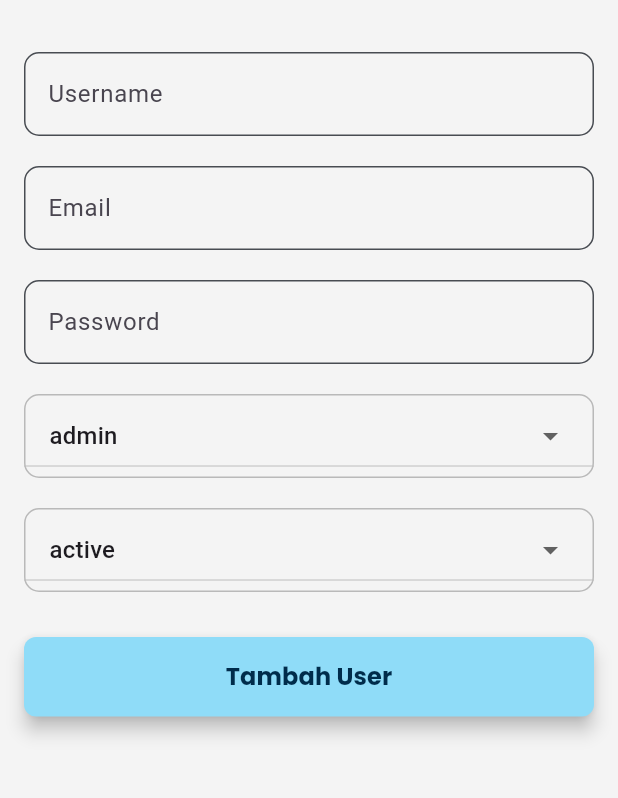
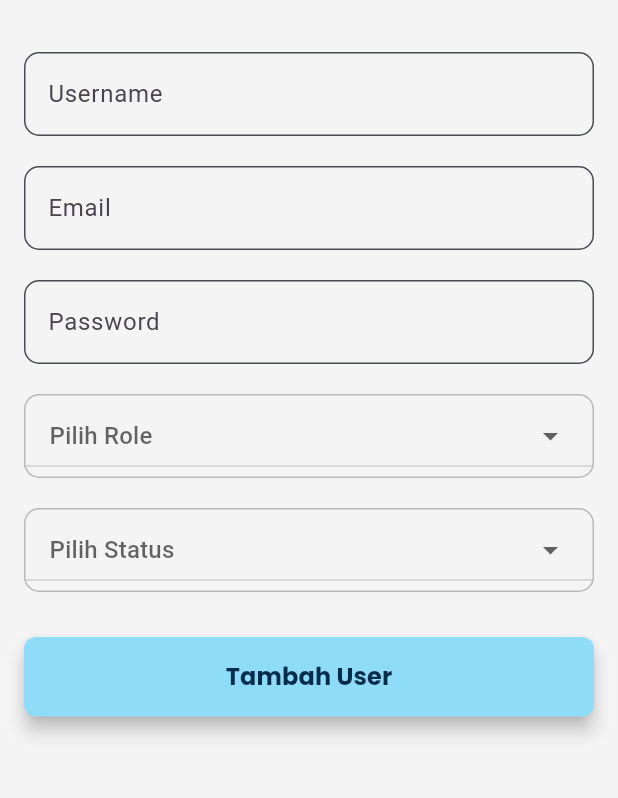
Before and after one commit to riofach/YStore, a Flutter app: the RegisterScreen screen opened directly, on a phone screen of 412 x 824 dp, the part 170-968 px from its top. Run offline on Flutter 3.47's test engine with Material 3 defaults, Android fonts, the light colour scheme and no system bars; drawn by our look-alikes of dropdown_button2; our stand-ins replace another_flutter_splash_screen, cloud_firestore, firebase_auth, firebase_core, fl_chart, flutter_local_notifications and 4 more; missing offline and left inert: bcrypt; accounts and stored records are empty.

Commit message:
Benerin tambah user

```diff
--- a/lib/screens/register.dart
+++ b/lib/screens/register.dart
@@ -18,11 +18,11 @@ class _RegisterScreenState extends State<RegisterScreen> {
 
   // Daftar pilihan role
   final List<String> _roles = ['admin', 'kasir'];
-  String _selectedRole = 'admin'; // Role default
+  String? _selectedRole; // Role default
 
   // Daftar pilihan status
   final List<String> _statuses = ['active', 'inactive'];
-  String _selectedStatus = 'active'; // Status default
+  String? _selectedStatus; // Status default
 
   Future<void> _register() async {
     String email = _emailController.text.trim();
@@ -242,7 +242,7 @@ class _RegisterScreenState extends State<RegisterScreen> {
                 }).toList(),
                 onChanged: (String? newValue) {
                   setState(() {
-                    _selectedStatus = newValue!;
+                    _selectedRole = newValue!;
                   });
                 },
                 buttonStyleData: ButtonStyleData(
```
Also changed, not shown: 4 other files.
